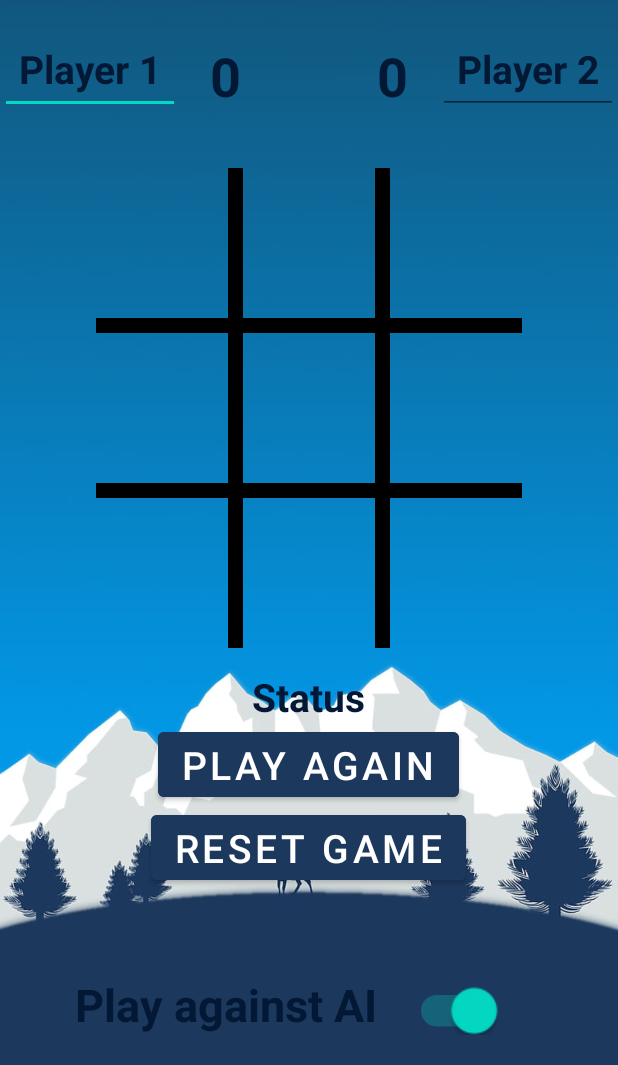
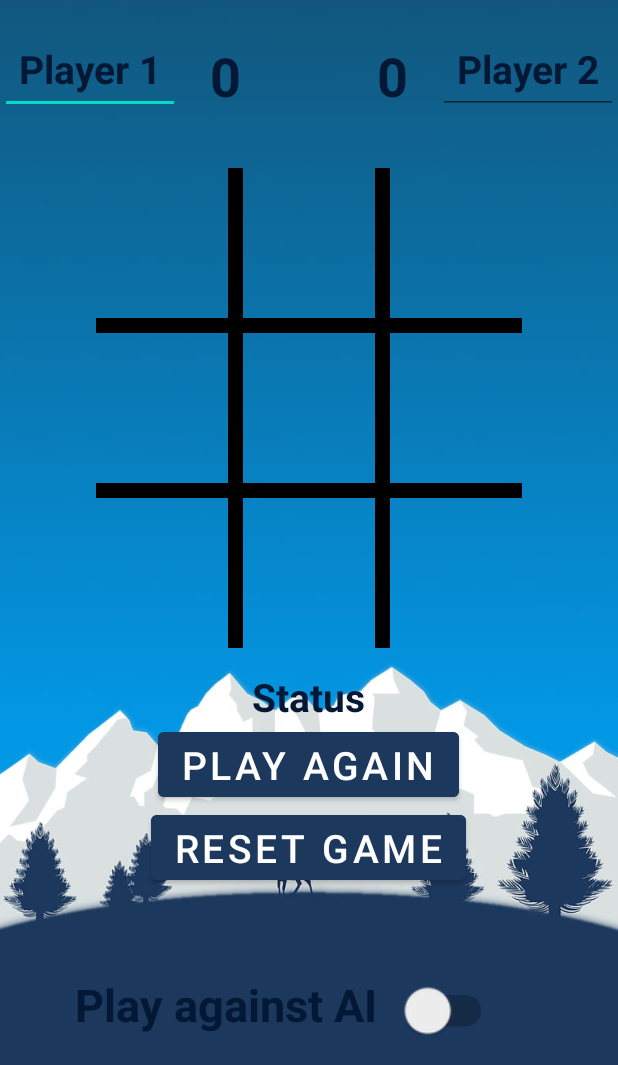
Before and after one commit to hix160/TicTacToeV2, an Android app: the screen it shows after launch (MainActivity), on a phone screen of 412 x 824 dp, the part 171-1236 px from its top. Run offline under Robolectric (Android 15) with nearby library versions, the phone set to English and light mode, and no system bars.

Commit message:
MainActivity code

```diff
--- a/app/src/main/java/com/example/tictactoe/MiniMax.kt
+++ b/app/src/main/java/com/example/tictactoe/MiniMax.kt
@@ -1,4 +1,6 @@
 package com.example.tictactoe
+
+
 
 class MiniMax {
 
--- a/app/src/main/java/com/example/tictactoe/SpalshScreen.kt
+++ b/app/src/main/java/com/example/tictactoe/SplashScreen.kt
@@ -1,7 +1,6 @@
 package com.example.tictactoe
 
 import android.content.Intent
-import android.graphics.ImageDecoder
 import androidx.appcompat.app.AppCompatActivity
 import android.os.Bundle
 import android.os.Handler
@@ -11,7 +10,7 @@ import android.view.WindowManager
 class SplashScreen : AppCompatActivity() {
     override fun onCreate(savedInstanceState: Bundle?) {
         super.onCreate(savedInstanceState)
-        setContentView(R.layout.activity_spalsh_screen)
+        setContentView(R.layout.activity_splash_screen)
 
         window.setFlags(
             WindowManager.LayoutParams.FLAG_FULLSCREEN,
--- a/app/src/main/res/layout/activity_main.xml
+++ b/app/src/main/res/layout/activity_main.xml
@@ -12,7 +12,7 @@
         android:id="@+id/text_title"
         android:layout_width="wrap_content"
         android:layout_height="wrap_content"
-        android:text="Tic Tac Toe"
+        android:text="@string/tic_tac_toe"
         android:textSize="40sp"
         android:layout_centerHorizontal="true"
         android:textStyle="bold"
@@ -32,12 +32,13 @@
             android:id="@+id/text_player1"
             android:layout_width="120dp"
             android:layout_height="60dp"
-            android:text="Player 1"
+            android:text="@string/player_1"
             android:layout_alignParentLeft="true"
             android:textColor="@color/txt_color"
             android:textStyle="bold"
             android:textAlignment="center"
             android:textSize="26sp"
+
             />
 
         <EditText
@@ -45,7 +46,7 @@
             android:layout_width="120dp"
             android:layout_height="60dp"
             android:textColor="@color/txt_color"
-            android:text="Player 2"
+            android:text="@string/player_2"
             android:layout_alignParentRight="true"
             android:textStyle="bold"
             android:textSize="26sp"
@@ -56,7 +57,7 @@
             android:layout_width="wrap_content"
             android:layout_height="wrap_content"
             android:textColor="@color/txt_color"
-            android:text="0"
+            android:text="@string/_02"
             android:layout_toRightOf="@+id/text_player1"
             android:layout_marginLeft="20dp"
             android:textStyle="bold"
@@ -69,7 +70,7 @@
             android:layout_width="wrap_content"
             android:layout_height="wrap_content"
             android:textStyle="bold"
-            android:text="0"
+            android:text="@string/_0"
             android:layout_toLeftOf="@+id/text_player2"
             android:layout_marginRight="20dp"
             android:layout_marginVertical="10dp"
@@ -280,7 +281,7 @@
         android:layout_marginTop="7dp"
         android:layout_centerHorizontal="true"
         android:textSize="26sp"
-        android:text="Status"
+        android:text="@string/status"
         android:textStyle="bold"
         android:textColor="@color/txt_color"
         >
@@ -294,7 +295,7 @@
         android:layout_below="@+id/text_status"
         android:layout_centerHorizontal="true"
         android:backgroundTint="#1C385D"
-        android:text="Play Again"
+        android:text="@string/play_again"
 
         android:textColor="@color/white"
         android:textSize="26sp">
@@ -306,7 +307,7 @@
         android:layout_height="wrap_content"
         android:layout_below="@+id/game_play"
         android:layout_centerHorizontal="true"
-        android:text="Reset game"
+        android:text="@string/reset_game"
         android:textColor="@color/white"
         android:backgroundTint="#1C385D"
         android:textSize="26sp">
@@ -327,11 +328,11 @@
             android:id="@+id/text_ai"
             android:layout_width="wrap_content"
             android:layout_height="wrap_content"
-            android:text="Play against AI"
+            android:text="@string/play_against_ai"
             android:layout_alignParentBottom="true"
 
             android:layout_marginHorizontal="10dp"
-            android:textSize="30dp"
+            android:textSize="30sp"
             android:textStyle="bold"
             android:textColor="@color/txt_color"
             >
@@ -353,7 +354,7 @@
                 android:scaleX="1.5"
                 android:scaleY="1.5"
                 android:layout_marginHorizontal="10dp"
-                android:checked="true"
+                android:checked="false"
                 android:text=""
                 >
 
--- a/app/src/main/res/values/strings.xml
+++ b/app/src/main/res/values/strings.xml
@@ -9,4 +9,13 @@
 
     <string name="hello_first_fragment">Hello first fragment</string>
     <string name="hello_second_fragment">Hello second fragment. Arg: %1$s</string>
+    <string name="tic_tac_toe">Tic Tac Toe</string>
+    <string name="player_2">Player 2</string>
+    <string name="player_1">Player 1</string>
+    <string name="play_against_ai">Play against AI</string>
+    <string name="status">Status</string>
+    <string name="play_again">Play Again</string>
+    <string name="reset_game">Reset game</string>
+    <string name="_0">0</string>
+    <string name="_02">0</string>
 </resources>
```
Also changed, not shown: app/src/main/java/com/example/tictactoe/MainActivity.kt (+49 -27 lines), app/src/main/res/layout/activity_splash_screen.xml (renamed from app/src/main/res/layout/activity_spalsh_screen.xml).
